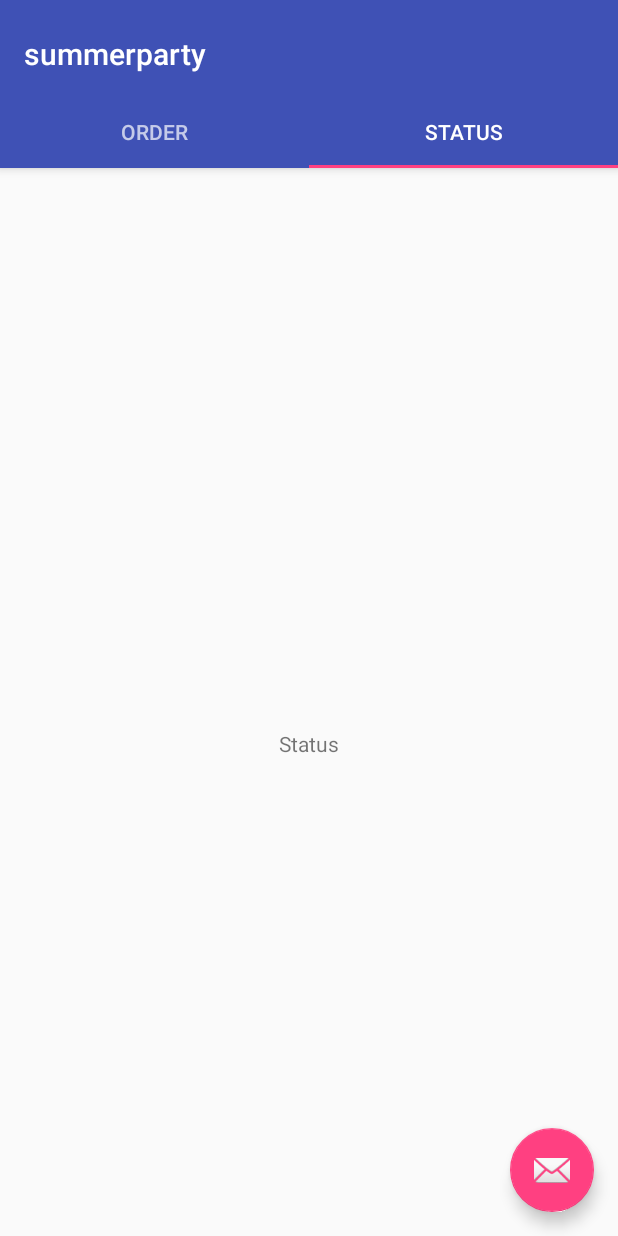
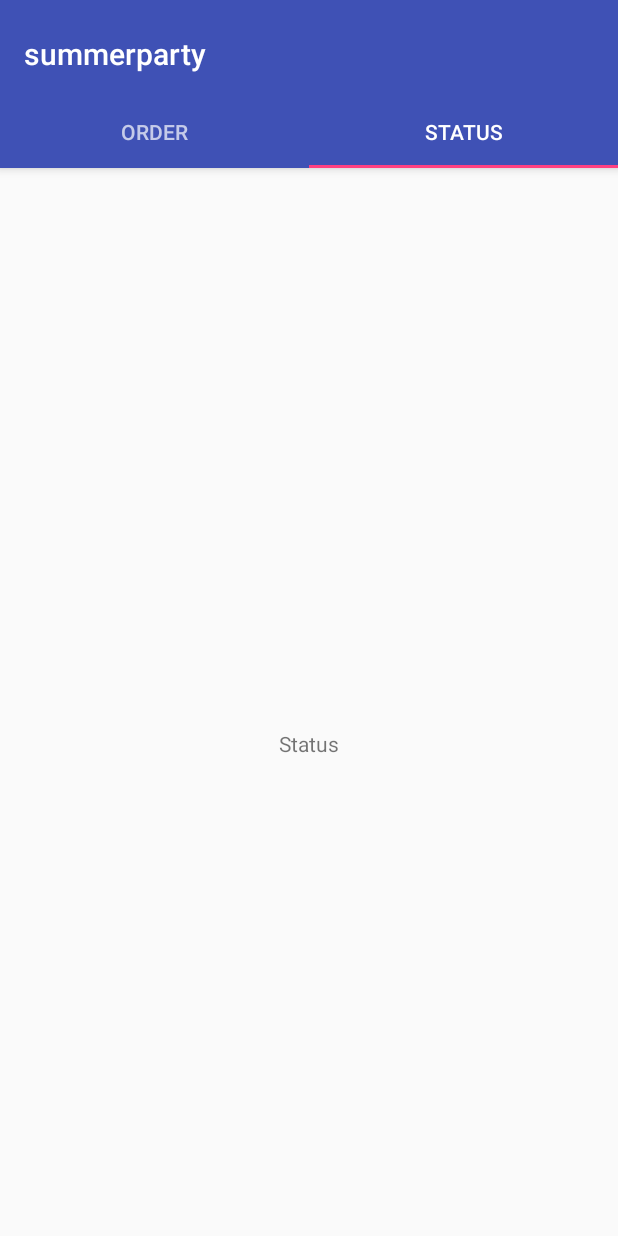
Before and after one commit to adorsys/summerparty-android, an Android app: the screen it shows after launch (MainActivity), tab 2 chosen, on a phone screen of 412 x 824 dp. Run offline under Robolectric (Android 15) with nearby library versions, the phone set to English and light mode, and no system bars.

Commit message:
CSI_712 Removed FloatingActionButton as not needed

```diff
--- a/app/src/main/java/de/adorsys/android/summerparty/ui/MainActivity.kt
+++ b/app/src/main/java/de/adorsys/android/summerparty/ui/MainActivity.kt
@@ -1,8 +1,6 @@
 package de.adorsys.android.summerparty.ui
 
 import android.os.Bundle
-import android.support.design.widget.FloatingActionButton
-import android.support.design.widget.Snackbar
 import android.support.design.widget.TabLayout
 import android.support.v4.app.Fragment
 import android.support.v4.app.FragmentManager
@@ -45,17 +43,12 @@ class MainActivity : AppCompatActivity(), OrderFragment.OnListFragmentInteractio
 		viewPager!!.addOnPageChangeListener(TabLayout.TabLayoutOnPageChangeListener(tabLayout))
 		tabLayout.addOnTabSelectedListener(TabLayout.ViewPagerOnTabSelectedListener(viewPager))
 
-        val fab = findViewById(R.id.fab) as FloatingActionButton
-        fab.setOnClickListener { view ->
-            Snackbar.make(view, "Replace with your own action", Snackbar.LENGTH_LONG)
-                    .setAction("Action", null).show()
-        }
-
         CocktailManager.INSTANCE.getCocktails(cocktailsCallback)
     }
 
     override fun onListFragmentInteraction(item: Cocktail) {
-        Toast.makeText(this, "available: " + item.available.toString(), Toast.LENGTH_SHORT).show()
+        // TODO: implement logic for adding item to cart
+        Toast.makeText(this, item.name + " is available: " + item.available.toString(), Toast.LENGTH_SHORT).show()
     }
 
 
--- a/app/src/main/res/layout/activity_main.xml
+++ b/app/src/main/res/layout/activity_main.xml
@@ -54,12 +54,4 @@
 		android:layout_height="match_parent"
 		app:layout_behavior="@string/appbar_scrolling_view_behavior"/>
 
-	<android.support.design.widget.FloatingActionButton
-		android:id="@+id/fab"
-		android:layout_width="wrap_content"
-		android:layout_height="wrap_content"
-		android:layout_gravity="end|bottom"
-		android:layout_margin="@dimen/fab_margin"
-		app:srcCompat="@android:drawable/ic_dialog_email"/>
-
 </android.support.design.widget.CoordinatorLayout>
```
